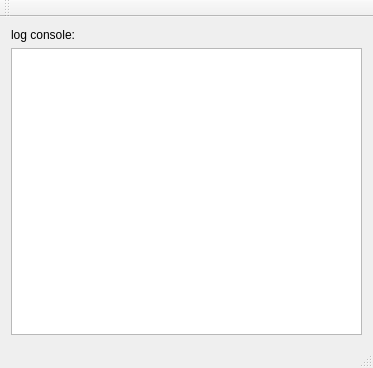
The window that qt/FZ3TCPClient/mainwindow.ui (HosseinBeheshti/FZ3) describes before a commit, drawn with Qt 5.
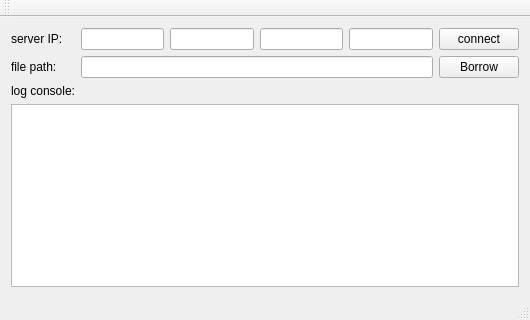
The same window after the commit.

Diff of the .ui file:
```diff
--- a/qt/FZ3TCPClient/mainwindow.ui
+++ b/qt/FZ3TCPClient/mainwindow.ui
@@ -6,8 +6,8 @@
    <rect>
     <x>0</x>
     <y>0</y>
-    <width>373</width>
-    <height>368</height>
+    <width>530</width>
+    <height>320</height>
    </rect>
   </property>
   <property name="windowTitle">
@@ -18,23 +18,63 @@
   </property>
   <widget class="QWidget" name="centralWidget">
    <layout class="QGridLayout" name="gridLayout_2">
-    <item row="1" column="0">
+    <item row="0" column="2">
+     <widget class="QLineEdit" name="lineEdit_ip2"/>
+    </item>
+    <item row="0" column="3">
+     <widget class="QLineEdit" name="lineEdit_ip3"/>
+    </item>
+    <item row="0" column="5">
+     <widget class="QPushButton" name="pushButton_connect">
+      <property name="text">
+       <string>connect</string>
+      </property>
+     </widget>
+    </item>
+    <item row="4" column="0" colspan="6">
      <widget class="QTextBrowser" name="textBrowser_receivedMessages">
       <property name="styleSheet">
        <string notr="true"/>
       </property>
      </widget>
     </item>
-    <item row="2" column="0">
-     <layout class="QGridLayout" name="gridLayout"/>
+    <item row="0" column="4">
+     <widget class="QLineEdit" name="lineEdit_ip4"/>
+    </item>
+    <item row="0" column="1">
+     <widget class="QLineEdit" name="lineEdit_ip1"/>
     </item>
     <item row="0" column="0">
+     <widget class="QLabel" name="label_2">
+      <property name="text">
+       <string>server IP:</string>
+      </property>
+     </widget>
+    </item>
+    <item row="3" column="0">
      <widget class="QLabel" name="label">
       <property name="text">
        <string>log console:</string>
       </property>
      </widget>
     </item>
+    <item row="2" column="0">
+     <widget class="QLabel" name="label_3">
+      <property name="text">
+       <string>file path:</string>
+      </property>
+     </widget>
+    </item>
+    <item row="2" column="1" colspan="4">
+     <widget class="QLineEdit" name="lineEdit_path"/>
+    </item>
+    <item row="2" column="5">
+     <widget class="QPushButton" name="pushButton_path">
+      <property name="text">
+       <string>Borrow</string>
+      </property>
+     </widget>
+    </item>
    </layout>
   </widget>
   <widget class="QMenuBar" name="menuBar">
```
Left out of the diff: 2 changed lines with no effect on the pictures.
